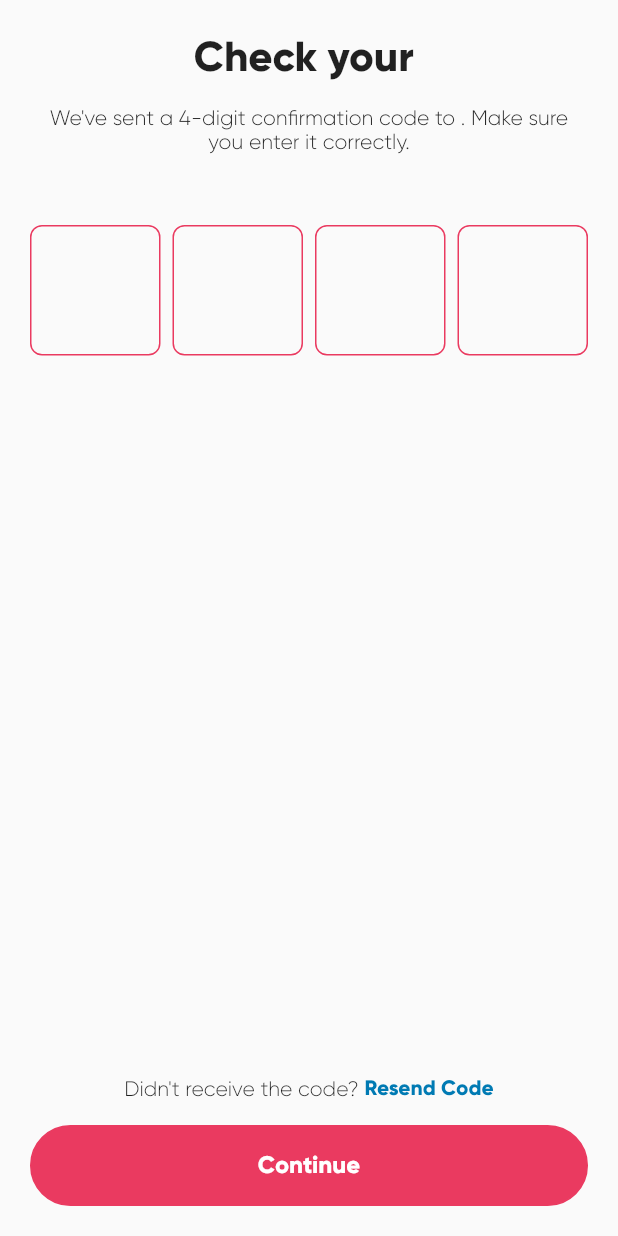
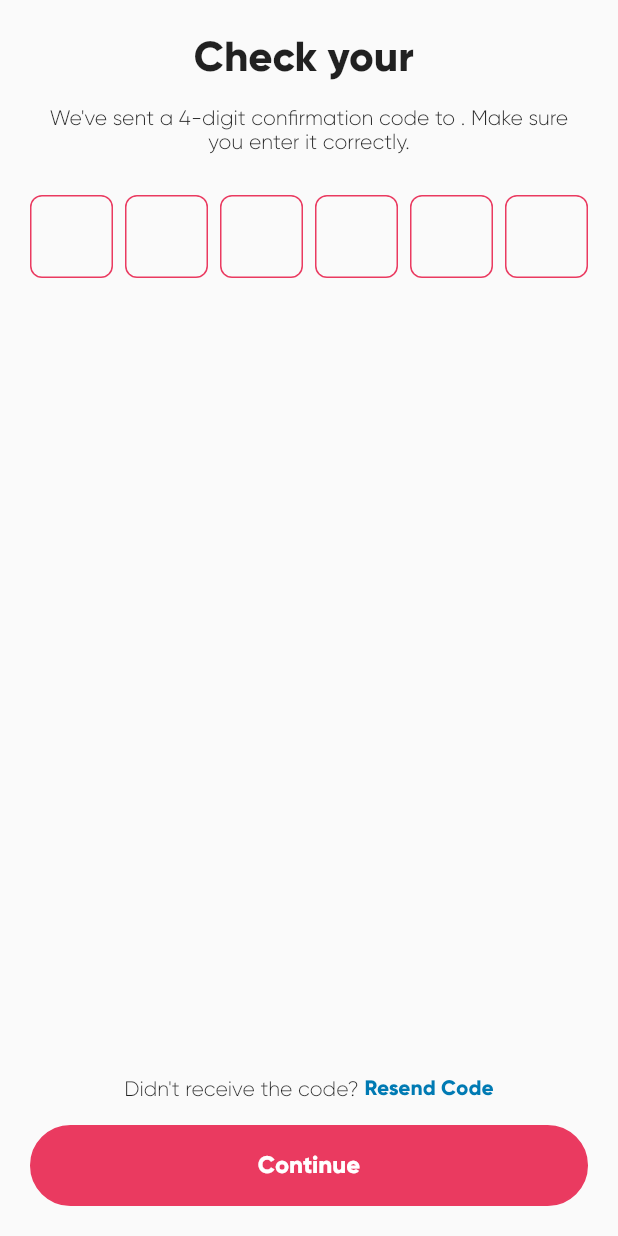
Before and after one commit to nerufuyo/dorah, a Flutter app: the VerificationScreen screen opened directly with empty values, on a phone screen of 412 x 824 dp. Run offline on Flutter 3.47's test engine with Material 2 defaults, Android fonts, the phone set to English and light mode, and no system bars; our stand-ins replace firebase_auth, firebase_core, flutter_svg, google_sign_in; accounts and stored records are empty; network calls fail.

Commit message:
🐞 fix: login with email and phone verif done

```diff
--- a/lib/main.dart
+++ b/lib/main.dart
@@ -33,10 +33,12 @@ class MyApp extends StatelessWidget {
             final args = settings.arguments as Map<String, dynamic>;
             final loginMethod = args['loginMethod'];
             final loginInput = args['loginInput'];
+            final verificationId = args['verificationId'];
             return PageRouteBuilder(
                 pageBuilder: (_, __, ___) => VerificationScreen(
                       loginMethod: loginMethod,
                       loginInput: loginInput,
+                      verificationId: verificationId,
                     ),
                 transitionDuration: const Duration(milliseconds: 300),
                 transitionsBuilder: (_, animation, __, child) {
--- a/lib/presentations/screens/auth/verification_screen.dart
+++ b/lib/presentations/screens/auth/verification_screen.dart
@@ -4,11 +4,16 @@ import 'package:dorah/styles/typography.dart';
 import 'package:flutter/material.dart';
 
 class VerificationScreen extends StatefulWidget {
-  const VerificationScreen(
-      {super.key, required this.loginMethod, required this.loginInput});
+  const VerificationScreen({
+    super.key,
+    required this.loginMethod,
+    required this.loginInput,
+    required this.verificationId,
+  });
   static const routeName = '/verification-screen';
   final String loginMethod;
   final String loginInput;
+  final String verificationId;
 
   @override
   State<VerificationScreen> createState() => _VerificationScreenState();
@@ -19,6 +24,8 @@ class _VerificationScreenState extends State<VerificationScreen> {
   final TextEditingController secondCodeController = TextEditingController();
   final TextEditingController thirdCodeController = TextEditingController();
   final TextEditingController fourthCodeController = TextEditingController();
+  final TextEditingController fifthCodeController = TextEditingController();
+  final TextEditingController sixthCodeController = TextEditingController();
 
   @override
   Widget build(BuildContext context) {
@@ -56,16 +63,16 @@ class _VerificationScreenState extends State<VerificationScreen> {
                       ],
                     ),
                   ),
-                  customVerticalSpace(height: 48),
+                  customVerticalSpace(height: 28),
                   GridView.builder(
                     shrinkWrap: true,
                     gridDelegate:
                         const SliverGridDelegateWithFixedCrossAxisCount(
-                      crossAxisCount: 4,
+                      crossAxisCount: 6,
                       crossAxisSpacing: 8,
                       mainAxisSpacing: 8,
                     ),
-                    itemCount: 4,
+                    itemCount: 6,
                     itemBuilder: (context, inputIndex) => Container(
                       decoration: BoxDecoration(
                         border: Border.all(color: primary60),
@@ -79,7 +86,11 @@ class _VerificationScreenState extends State<VerificationScreen> {
                                   ? secondCodeController
                                   : inputIndex == 2
                                       ? thirdCodeController
-                                      : fourthCodeController,
+                                      : inputIndex == 3
+                                          ? fourthCodeController
+                                          : inputIndex == 4
+                                              ? fifthCodeController
+                                              : sixthCodeController,
                           textAlign: TextAlign.center,
                           keyboardType: TextInputType.number,
                           onChanged: (value) => setState(() {
@@ -102,6 +113,10 @@ class _VerificationScreenState extends State<VerificationScreen> {
                     ),
                   ),
                 ],
+              ),
+              customText(
+                customTextValue: widget.verificationId,
+                customTextStyle: body2.copyWith(color: text60),
               ),
               Column(
                 crossAxisAlignment: CrossAxisAlignment.center,
```
Also changed, not shown: lib/data/repository/repository.dart (+29 -0 lines), lib/presentations/screens/auth/authentication_screen.dart (+46 -22 lines).
